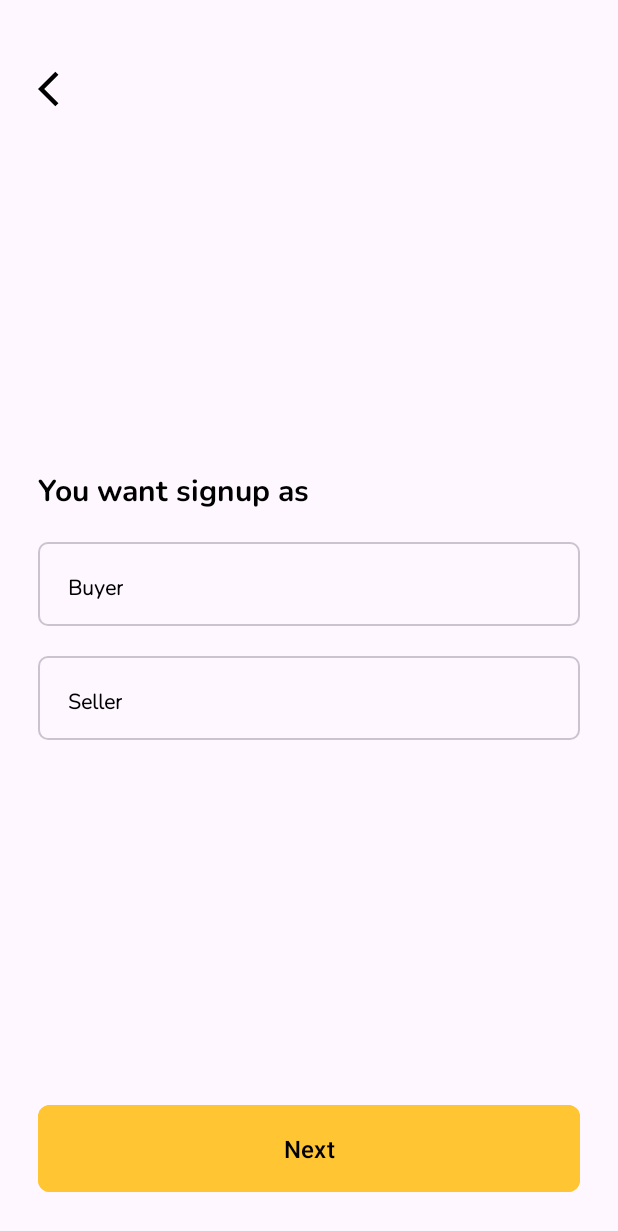
After one commit to jajan-yuk/mobile-jajanyuk, an Android app: the ChooseRegisterActivity screen opened directly, with no data from a screen before it, on a phone screen of 412 x 824 dp. The commit adds this screen. Shown: the top 1231 px of the screen. Run offline under Robolectric (Android 15) with nearby library versions, the phone set to English and light mode, and no system bars.

Commit message:
style: add  ui choose register

```diff
--- a/app/build.gradle.kts
+++ b/app/build.gradle.kts
@@ -33,6 +33,9 @@ android {
     kotlinOptions {
         jvmTarget = "1.8"
     }
+    buildFeatures {
+        viewBinding = true
+    }
 }
 
 dependencies {
--- /dev/null
+++ b/app/src/main/java/com/example/jajanyuk/ui/auth/register/ChooseRegisterActivity.kt
@@ -0,0 +1,12 @@
+package com.example.jajanyuk.ui.auth.register
+
+import androidx.appcompat.app.AppCompatActivity
+import android.os.Bundle
+import com.example.jajanyuk.R
+
+class ChooseRegisterActivity : AppCompatActivity() {
+    override fun onCreate(savedInstanceState: Bundle?) {
+        super.onCreate(savedInstanceState)
+        setContentView(R.layout.activity_choose_register)
+    }
+}
--- a/app/src/main/java/com/example/jajanyuk/ui/SplashScreenActivity.kt
+++ b/app/src/main/java/com/example/jajanyuk/ui/auth/register/RegisterActivity.kt
@@ -1,12 +1,12 @@
-package com.example.jajanyuk.ui
+package com.example.jajanyuk.ui.auth.register
 
 import androidx.appcompat.app.AppCompatActivity
 import android.os.Bundle
 import com.example.jajanyuk.R
 
-class SplashScreenActivity : AppCompatActivity() {
+class RegisterActivity : AppCompatActivity() {
     override fun onCreate(savedInstanceState: Bundle?) {
         super.onCreate(savedInstanceState)
-        setContentView(R.layout.activity_splash_screen)
+        setContentView(R.layout.activity_register)
     }
 }
--- /dev/null
+++ b/app/src/main/res/drawable/bg_choose_register.xml
@@ -0,0 +1,6 @@
+<?xml version="1.0" encoding="utf-8"?>
+<shape xmlns:android="http://schemas.android.com/apk/res/android">
+    <corners android:radius="6dp" />
+    <stroke android:color="#CAC4D0"
+        android:width="1dp"/>
+</shape>
--- /dev/null
+++ b/app/src/main/res/drawable/ic_back.xml
@@ -0,0 +1,5 @@
+<vector android:autoMirrored="true" android:height="24dp"
+    android:tint="#000000" android:viewportHeight="24"
+    android:viewportWidth="24" android:width="24dp" xmlns:android="http://schemas.android.com/apk/res/android">
+    <path android:fillColor="@android:color/white" android:pathData="M11.67,3.87L9.9,2.1 0,12l9.9,9.9 1.77,-1.77L3.54,12z"/>
+</vector>
--- /dev/null
+++ b/app/src/main/res/font/nunito_bold.xml
@@ -0,0 +1,7 @@
+<?xml version="1.0" encoding="utf-8"?>
+<font-family xmlns:app="http://schemas.android.com/apk/res-auto"
+        app:fontProviderAuthority="com.google.android.gms.fonts"
+        app:fontProviderPackage="com.google.android.gms"
+        app:fontProviderQuery="name=Nunito&amp;weight=700"
+        app:fontProviderCerts="@array/com_google_android_gms_fonts_certs">
+</font-family>
--- /dev/null
+++ b/app/src/main/res/layout/activity_choose_register.xml
@@ -0,0 +1,108 @@
+<?xml version="1.0" encoding="utf-8"?>
+<androidx.constraintlayout.widget.ConstraintLayout xmlns:android="http://schemas.android.com/apk/res/android"
+    xmlns:app="http://schemas.android.com/apk/res-auto"
+    xmlns:tools="http://schemas.android.com/tools"
+    android:layout_width="match_parent"
+    android:layout_height="match_parent"
+    android:padding="25dp"
+    tools:context=".ui.auth.register.ChooseRegisterActivity">
+
+    <ImageView
+        android:id="@+id/iv_back"
+        android:layout_width="28dp"
+        android:layout_height="28dp"
+        android:src="@drawable/ic_back"
+        android:layout_marginTop="20dp"
+        app:layout_constraintStart_toStartOf="parent"
+        app:layout_constraintTop_toTopOf="parent"
+        />
+
+    <LinearLayout
+        android:layout_width="match_parent"
+        android:layout_height="wrap_content"
+        android:orientation="vertical"
+        app:layout_constraintBottom_toTopOf="@+id/btn_login"
+        app:layout_constraintEnd_toEndOf="parent"
+        app:layout_constraintStart_toStartOf="parent"
+        app:layout_constraintTop_toBottomOf="@+id/iv_back">
+
+        <com.google.android.material.textview.MaterialTextView
+            android:id="@+id/tvTitle"
+            android:layout_width="wrap_content"
+            android:layout_height="wrap_content"
+            android:text="You want signup as"
+            android:textColor="@color/black"
+            android:textSize="20sp"
+            app:fontFamily="@font/nunito_bold"
+            app:layout_constraintBottom_toTopOf="@+id/item1"
+            app:layout_constraintStart_toStartOf="parent" />
+
+        <LinearLayout
+            android:id="@+id/item1"
+            android:layout_width="match_parent"
+            android:layout_height="wrap_content"
+            android:background="@drawable/bg_choose_register"
+            android:orientation="vertical"
+            android:paddingHorizontal="20dp"
+            android:paddingVertical="15dp"
+            android:layout_marginTop="20dp"
+            app:layout_constraintEnd_toEndOf="parent"
+            app:layout_constraintStart_toStartOf="parent"
+            app:layout_constraintTop_toBottomOf="@id/tvTitle">
+
+            <com.google.android.material.textview.MaterialTextView
+                android:id="@+id/tv_buyer"
+                android:layout_width="wrap_content"
+                android:layout_height="wrap_content"
+                android:layout_marginTop="5dp"
+                android:fontFamily="@font/nunito_light"
+                android:text="Buyer"
+                android:textColor="@color/black"
+                android:textSize="14sp"
+                android:textStyle="bold" />
+        </LinearLayout>
+
+        <LinearLayout
+            android:id="@+id/item2"
+            android:layout_width="match_parent"
+            android:layout_height="wrap_content"
+            android:background="@drawable/bg_choose_register"
+            android:orientation="vertical"
+            android:paddingHorizontal="20dp"
+            android:layout_marginTop="20dp"
+            android:paddingVertical="15dp"
+            app:layout_constraintEnd_toEndOf="parent"
+            app:layout_constraintStart_toStartOf="parent"
+            app:layout_constraintTop_toBottomOf="@+id/item1">
+
+            <com.google.android.material.textview.MaterialTextView
+                android:id="@+id/tv_seller"
+                android:layout_width="wrap_content"
+                android:layout_height="wrap_content"
+                android:layout_marginTop="5dp"
+                android:fontFamily="@font/nunito_light"
+                android:text="Seller"
+                android:textColor="@color/black"
+                android:textSize="14sp"
+                android:textStyle="bold" />
+        </LinearLayout>
+    </LinearLayout>
+
+
+    <com.google.android.material.button.MaterialButton
+        android:id="@+id/btn_login"
+        android:layout_width="0dp"
+        android:layout_height="wrap_content"
+        android:text="Next"
+        app:cornerRadius="8dp"
+        android:layout_marginTop="30dp"
+        android:padding="18dp"
+        android:textSize="16sp"
+        android:textColor="@color/black"
+        android:backgroundTint="?attr/colorPrimary"
+        app:layout_constraintBottom_toBottomOf="parent"
+        app:layout_constraintStart_toStartOf="parent"
+        app:layout_constraintEnd_toEndOf="parent"
+        />
+
+</androidx.constraintlayout.widget.ConstraintLayout>
--- a/app/src/main/res/layout/activity_splash_screen.xml
+++ b/app/src/main/res/layout/activity_splash_screen.xml
@@ -5,11 +5,11 @@
     android:layout_width="match_parent"
     android:layout_height="match_parent"
     android:background="@color/colorPrimary"
-    tools:context=".ui.SplashScreenActivity">
+    tools:context=".ui.splash.SplashScreenActivity">
     <ImageView
         android:id="@+id/imageView"
-        android:layout_width="250dp"
-        android:layout_height="250dp"
+        android:layout_width="170dp"
+        android:layout_height="150dp"
         android:src="@drawable/logo"
         app:layout_constraintBottom_toBottomOf="parent"
         app:layout_constraintEnd_toEndOf="parent"
--- a/app/src/main/res/values/preloaded_fonts.xml
+++ b/app/src/main/res/values/preloaded_fonts.xml
@@ -1,6 +1,7 @@
 <?xml version="1.0" encoding="utf-8"?>
 <resources>
     <array name="preloaded_fonts" translatable="false">
+        <item>@font/nunito_bold</item>
         <item>@font/nunito_extralight</item>
         <item>@font/nunito_light</item>
     </array>
```
Also changed, not shown: app/src/main/AndroidManifest.xml (+9 -3 lines), app/src/main/java/com/example/jajanyuk/ui/auth/login/LoginActivity.kt (+29 -2 lines), app/src/main/java/com/example/jajanyuk/ui/splash/SplashScreenActivity.kt (added, +21 -0 lines), app/src/main/res/layout/activity_login.xml (+5 -5 lines), app/src/main/res/layout/activity_register.xml (added, +12 -0 lines).
